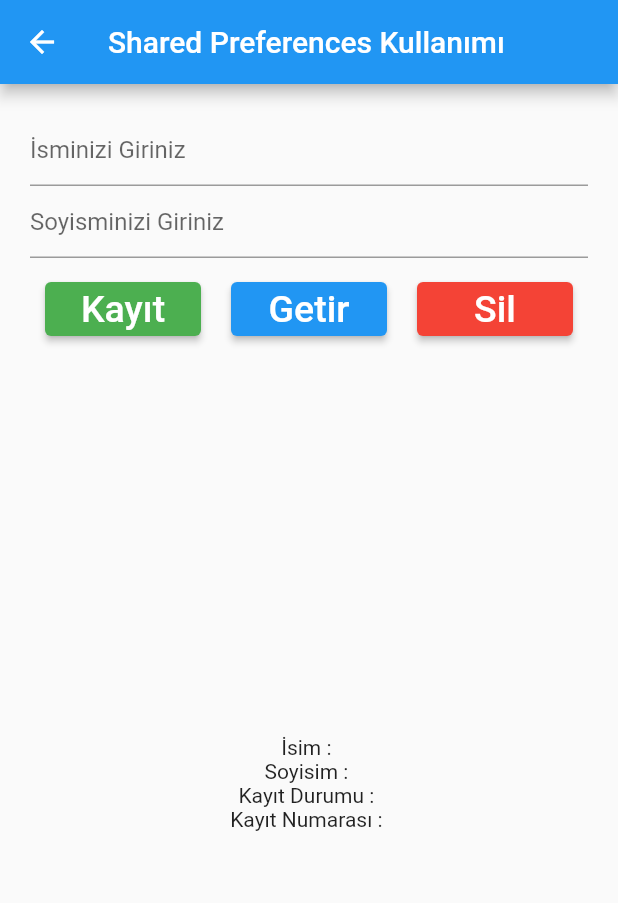
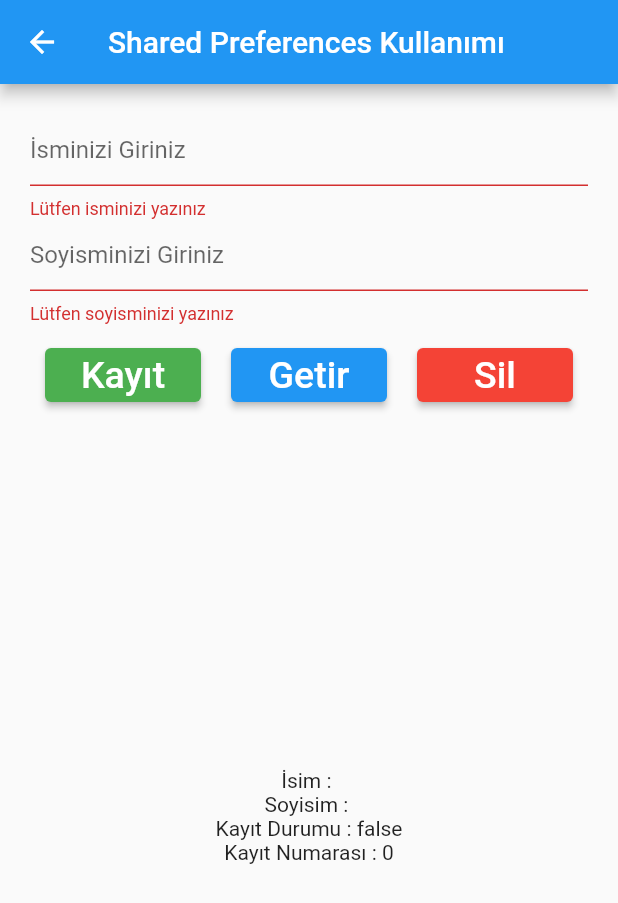
Before and after one commit to erdemgocen44/MABFlutterDersleri, a Flutter app: the SharedKonusu screen opened by its route, after a tap on "Kayıt", on a phone screen of 412 x 824 dp. Shown: the top 903 px of the screen. Run offline on Flutter 3.47's test engine with Material 2 defaults, Android fonts, the phone set to English and light mode, and no system bars; our stand-ins replace fluttertoast, shared_preferences; accounts and stored records are empty; network calls fail.

Commit message:
sharedPreferences tamam

```diff
--- a/lib/widget/shared_konusu.dart
+++ b/lib/widget/shared_konusu.dart
@@ -12,18 +12,59 @@ class _SharedKonusuState extends State<SharedKonusu> {
   final soyisimController = TextEditingController();
   final genelControl = GlobalKey<FormState>();
 
-  String isim = "";
-  String soyisim = "";
-  bool kayit = false;
+  String isimStr = "";
+  String soyisimStr = "";
+  bool kayitDurumu = false;
   int kayitNo = 0;
 
-  void kayitYap(String isim, String soyisim) async {
+  void kayitYap(String gIsim, String gSoyisim) async {
     final kayitAraci = await SharedPreferences.getInstance();
-    if (genelControl.currentState!.validate()) {}
+    if (genelControl.currentState!.validate()) {
+      kayitAraci.setBool("durum", true);
+      kayitAraci.setInt("kayitno", 1);
+      kayitAraci.setString("isim", gIsim);
+      kayitAraci.setString("soyisim", gSoyisim);
+
+      Fluttertoast.showToast(
+          msg: "Kayıt başarılı bir şekilde gerçekleşti.",
+          toastLength: Toast.LENGTH_LONG,
+          gravity: ToastGravity.BOTTOM);
+    }
   }
 
-  void kayitGoster() {}
-  void kayitSil() {}
+  void kayitGoster() async {
+    final kayitAraci = await SharedPreferences.getInstance();
+    bool? kDurum = kayitAraci.getBool("durum");
+    int? kNo = kayitAraci.getInt("kayitNo");
+    String? kIsim = kayitAraci.getString("isim");
+    String? kSoyisim = kayitAraci.getString("soyisim");
+    setState(() {
+      kayitDurumu = kDurum!;
+      kayitNo = kNo!;
+      isimStr = kIsim!;
+      soyisimStr = kSoyisim!;
+    });
+
+    Fluttertoast.showToast(
+        msg: "Kayıt başarılı bir şekilde gösterildi.",
+        toastLength: Toast.LENGTH_LONG,
+        gravity: ToastGravity.BOTTOM);
+  }
+
+  void kayitSil() async {
+    final kayitAraci = await SharedPreferences.getInstance();
+    kayitAraci.remove("durum");
+    kayitAraci.remove("kayitNo");
+
+    kayitAraci.remove("isim");
+
+    kayitAraci.remove("soyisim");
+
+    Fluttertoast.showToast(
+        msg: "Kayıt başarılı bir şekilde silindi.",
+        toastLength: Toast.LENGTH_LONG,
+        gravity: ToastGravity.BOTTOM);
+  }
 
   @override
   void dispose() {
@@ -68,8 +109,9 @@ class _SharedKonusuState extends State<SharedKonusu> {
                     child: Padding(
                       padding: const EdgeInsets.all(10.0),
                       child: ElevatedButton(
-                        onPressed: () {},
-                        child: Text(
+                        onPressed: () => kayitYap(
+                            isimController.text, soyisimController.text),
+                        child: const Text(
                           "Kayıt",
                           style: TextStyle(color: Colors.white, fontSize: 25),
                         ),
@@ -84,8 +126,10 @@ class _SharedKonusuState extends State<SharedKonusu> {
                     child: Padding(
                       padding: const EdgeInsets.all(10.0),
                       child: ElevatedButton(
-                        onPressed: () {},
-                        child: Text(
+                        onPressed: () {
+                          kayitGoster;
+                        },
+                        child: const Text(
                           "Getir",
                           style: TextStyle(color: Colors.white, fontSize: 25),
                         ),
@@ -100,8 +144,10 @@ class _SharedKonusuState extends State<SharedKonusu> {
                     child: Padding(
                       padding: const EdgeInsets.all(10.0),
                       child: ElevatedButton(
-                        onPressed: () {},
-                        child: Text(
+                        onPressed: () {
+                          kayitSil();
+                        },
+                        child: const Text(
                           "Sil",
                           style: TextStyle(color: Colors.white, fontSize: 25),
                         ),
@@ -121,10 +167,10 @@ class _SharedKonusuState extends State<SharedKonusu> {
                         mainAxisAlignment: MainAxisAlignment.center,
                         crossAxisAlignment: CrossAxisAlignment.center,
                         children: [
-                          Text("İsim : "),
-                          Text("Soyisim : "),
-                          Text("Kayıt Durumu : "),
-                          Text("Kayıt Numarası : ")
+                          Text("İsim :$isimStr "),
+                          Text("Soyisim :$soyisimStr "),
+                          Text("Kayıt Durumu : $kayitDurumu"),
+                          Text("Kayıt Numarası : $kayitNo")
                         ],
                       ))),
             ],
```
